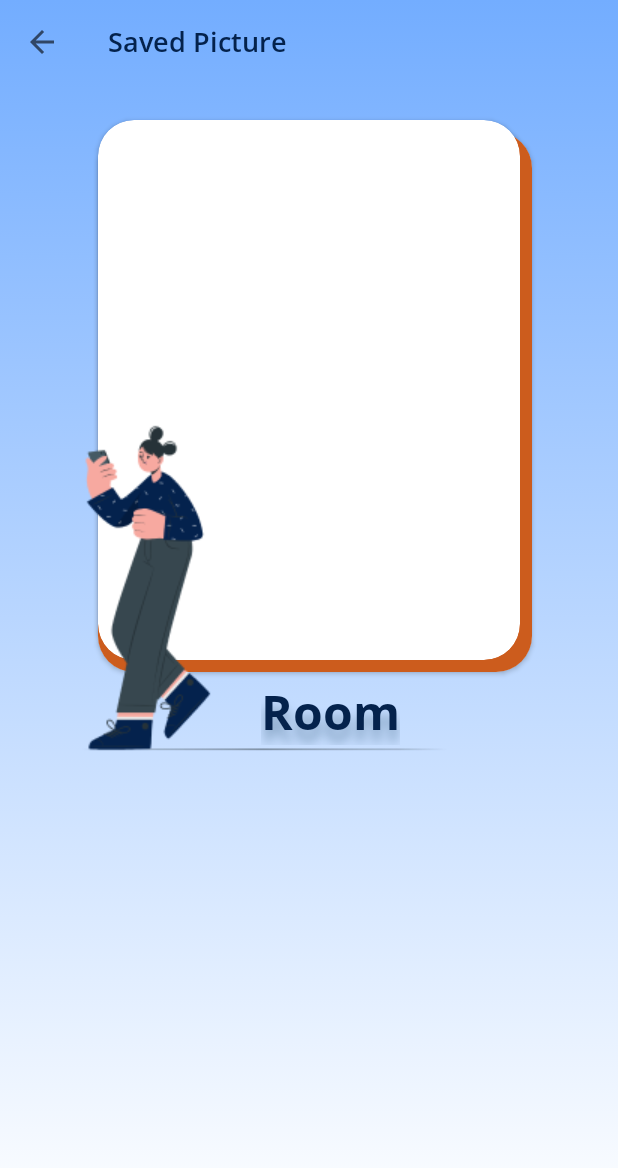
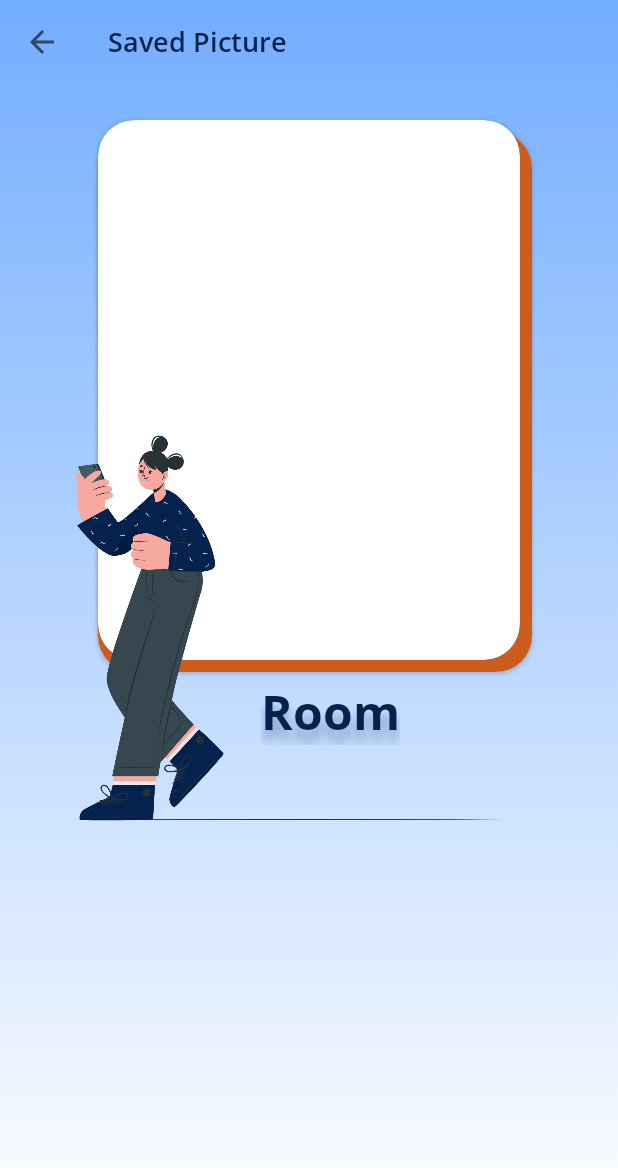
Before and after one commit to RoomAh-Bangkit/RoomAh, an Android app: the fragment CameraResultFragment placed in its activity, on a phone screen of 412 x 824 dp. Shown: the top 1168 px of the screen. Run offline under Robolectric (Android 15) with nearby library versions, the phone set to English and light mode, and no system bars; our stand-ins replace Dagger/Hilt's generated code; libraries missing offline, so code that uses them is left out: androidx.camera.core, androidx.camera.lifecycle; 8 statements that could not run were skipped.

Commit message:
refactor + add some comment

```diff
--- a/RoomAh/app/src/main/java/com/bangkit/roomah/ui/camera/CameraViewModel.kt
+++ b/RoomAh/app/src/main/java/com/bangkit/roomah/ui/camera/CameraViewModel.kt
@@ -9,14 +9,14 @@ import okhttp3.MultipartBody
 import javax.inject.Inject
 
 @HiltViewModel
-class  CameraViewModel @Inject constructor(
+class CameraViewModel @Inject constructor(
     private val classifyRepo: ClassifyRepository,
 ) : ViewModel() {
     /**
      * Handle image uploading process to the server
      *
      * @param file Image file
-     **/
+     */
     suspend fun classifyImage(
         file: MultipartBody.Part
     ): Flow<Result<ClassifyResponses>> =
--- a/RoomAh/app/src/main/java/com/bangkit/roomah/ui/camera/screens/CameraResultFragment.kt
+++ b/RoomAh/app/src/main/java/com/bangkit/roomah/ui/camera/screens/CameraResultFragment.kt
@@ -55,6 +55,9 @@ class CameraResultFragment : Fragment() {
         binding.tvResult.text = result
     }
 
+    /**
+     * Set up Top App Bar
+     */
     private fun setUpToolbar() {
         myActivity.setSupportActionBar(binding.toolbar)
         myActivity.supportActionBar?.setDisplayShowTitleEnabled(false)
--- a/RoomAh/app/src/main/java/com/bangkit/roomah/ui/camera/screens/CameraXFragment.kt
+++ b/RoomAh/app/src/main/java/com/bangkit/roomah/ui/camera/screens/CameraXFragment.kt
@@ -49,10 +49,6 @@ class CameraXFragment : Fragment() {
             startCamera()
         } else {
             Toast.makeText(safeContext, R.string.permission_not_granted, Toast.LENGTH_SHORT).show()
-            Intent(safeContext, HomeActivity::class.java).also { intent ->
-                startActivity(intent)
-                requireActivity().finish()
-            }
         }
     }
 
@@ -107,9 +103,17 @@ class CameraXFragment : Fragment() {
         cameraExecutor.shutdown()
     }
 
+    /**
+     * Check if all permissions granted
+     *
+     * @return Boolean camera permission allowed
+     */
     private fun allPermissionGranted() =
         ContextCompat.checkSelfPermission(safeContext, REQUIRED_PERMISSION) == PackageManager.PERMISSION_GRANTED
 
+    /**
+     * Open gallery to access local image resources
+     */
     private fun openGallery() {
         val intent = Intent().apply {
             action = Intent.ACTION_GET_CONTENT
@@ -119,6 +123,9 @@ class CameraXFragment : Fragment() {
         launcherIntentGallery.launch(chooser)
     }
 
+    /**
+     * Start camera when permission allowed
+     */
     private fun startCamera() {
         val cameraProviderFuture = ProcessCameraProvider.getInstance(safeContext)
 
@@ -146,6 +153,9 @@ class CameraXFragment : Fragment() {
         }, ContextCompat.getMainExecutor(safeContext))
     }
 
+    /**
+     * Take photo using camera
+     */
     private fun takePhoto() {
         val imageCapture = imageCapture ?: return
         val photoFile = FileHandler.createCustomTempFile(safeContext)
@@ -180,12 +190,12 @@ class CameraXFragment : Fragment() {
         )
     }
 
+    /**
+     * Set up Button OnClick
+     */
     private fun setUpActions() {
         binding.apply {
-            btnGallery.setOnClickListener {
-                openGallery()
-            }
-
+            if (allPermissionGranted()) {
                 btnCapture.setOnClickListener {
                     takePhoto()
                 }
@@ -197,6 +207,11 @@ class CameraXFragment : Fragment() {
                         else
                             CameraSelector.DEFAULT_BACK_CAMERA
                     startCamera()
+                }
+            }
+
+            btnGallery.setOnClickListener {
+                openGallery()
             }
 
             btnBars.setOnClickListener {
--- a/RoomAh/app/src/main/java/com/bangkit/roomah/ui/onboarding/OnboardingActivity.kt
+++ b/RoomAh/app/src/main/java/com/bangkit/roomah/ui/onboarding/OnboardingActivity.kt
@@ -54,6 +54,9 @@ class OnboardingActivity : AppCompatActivity() {
         }
     }
 
+    /**
+     * Finish OnBoarding and go to CameraActivity
+     */
     private fun finishOnBoarding() {
         setFinishedOnBoarding()
         FileHandler.initFolders(application)
@@ -64,6 +67,9 @@ class OnboardingActivity : AppCompatActivity() {
         }
     }
 
+    /**
+     * Set isOnBoardingFinished state on Shared Preferences to true
+     */
     private fun setFinishedOnBoarding() {
         val pref = getSharedPreferences(
             "onBoarding",
--- a/RoomAh/app/src/main/java/com/bangkit/roomah/ui/onboarding/OnboardingFragment.kt
+++ b/RoomAh/app/src/main/java/com/bangkit/roomah/ui/onboarding/OnboardingFragment.kt
@@ -46,6 +46,12 @@ class OnboardingFragment : Fragment() {
         }
     }
 
+    /**
+     * Get OnBoarding screen data from resources based on position
+     *
+     * @param pos screen position start from 0 to 2
+     * @return OnBoarding type
+     */
     private fun getOnBoardingItem(pos: Int) : OnBoarding {
 
         val onboardingTitle = resources.getStringArray(R.array.onboarding_titles)
--- a/RoomAh/app/src/main/java/com/bangkit/roomah/ui/splash/SplashActivity.kt
+++ b/RoomAh/app/src/main/java/com/bangkit/roomah/ui/splash/SplashActivity.kt
@@ -41,6 +41,11 @@ class SplashActivity : AppCompatActivity() {
         }, SPLASH_DELAY)
     }
 
+    /**
+     * Get isOnBoardingFinished state on Shared Preferences
+     *
+     * @return boolean is onboarding finished
+     */
     private fun isOnBoardingFinished() : Boolean =
         getSharedPreferences(
             "onBoarding",
--- a/RoomAh/app/src/main/res/layout/fragment_camera_result.xml
+++ b/RoomAh/app/src/main/res/layout/fragment_camera_result.xml
@@ -94,14 +94,16 @@
         app:layout_constraintTop_toBottomOf="@id/cv_saved_picture" />
 
     <ImageView
-        style="@style/Content"
+        android:layout_width="0dp"
+        android:layout_height="wrap_content"
         android:elevation="2dp"
         android:contentDescription="@string/saved_picture"
         android:src="@drawable/img_saved_picture"
-        android:layout_marginTop="150dp"
-        android:layout_marginEnd="60dp"
-        app:layout_constraintStart_toStartOf="parent"
+        android:scaleType="fitCenter"
+        android:layout_marginStart="-28dp"
+        android:layout_marginTop="-88dp"
+        app:layout_constraintStart_toEndOf="@id/guideline_left"
         app:layout_constraintTop_toTopOf="@id/cv_saved_picture"
-        app:layout_constraintEnd_toEndOf="parent"/>
+        app:layout_constraintEnd_toStartOf="@id/guideline_right"/>
 
 </androidx.constraintlayout.widget.ConstraintLayout>
--- a/RoomAh/app/src/main/res/values/strings.xml
+++ b/RoomAh/app/src/main/res/values/strings.xml
@@ -47,8 +47,8 @@
     </string-array>
 
     <string-array name="onboarding_subtitles">
-        <item>The overrepresentation of room’s picture can be reduced by classifying rooms in an establisment based on the submitted pictures</item>
-        <item>There is also the features of saving classfied room picture that can be used into your local device </item>
+        <item>The overrepresentation of room’s picture can be reduced by classifying rooms in an establishment based on the submitted pictures</item>
+        <item>There is also the features of saving classified room picture that can be used into your local device </item>
         <item>Share your accommodation or house to potential buyers here!</item>
     </string-array>
 
```
Also changed, not shown: RoomAh/app/src/main/java/com/bangkit/roomah/ui/camera/screens/CameraValidateFragment.kt (+11 -0 lines), RoomAh/app/src/main/java/com/bangkit/roomah/ui/home/FileSelectionListener.kt (deleted, +0 -7 lines), RoomAh/app/src/main/java/com/bangkit/roomah/ui/home/HomeActivity.kt (+21 -0 lines), RoomAh/app/src/main/ic_launcher-playstore.png (added), RoomAh/app/src/main/res/drawable/img_saved_picture.png. Lines whose indentation alone changed are shown as unchanged.
